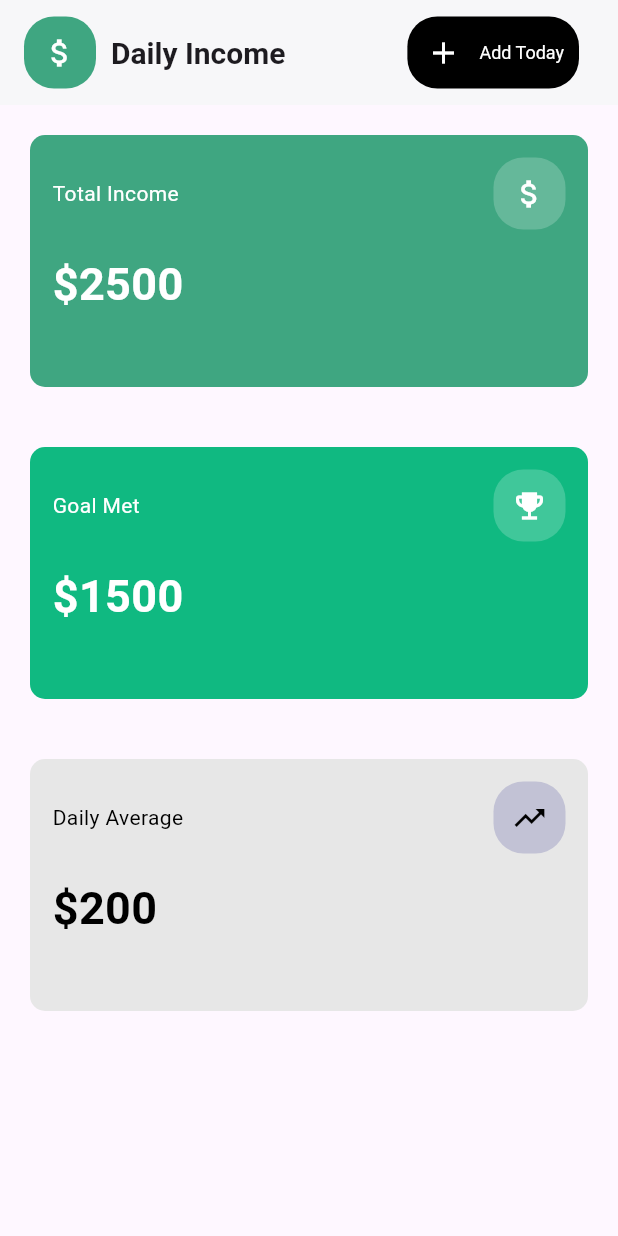
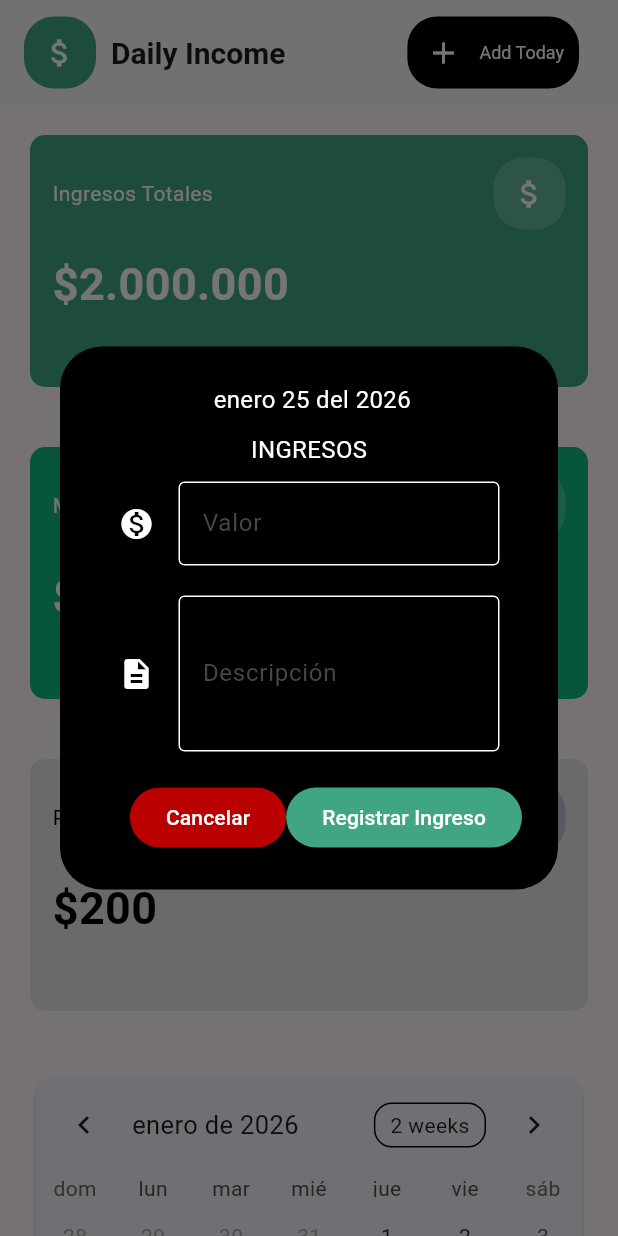
Before and after one commit to Jesus-Borda/Daily_Income, a Flutter app: the screen it shows after launch, after a tap on the "add" icon, on a phone screen of 412 x 824 dp. Run offline on Flutter 3.47's test engine with Material 3 defaults, Android fonts, the light colour scheme and no system bars; drawn by our look-alikes of table_calendar.

Commit message:
Crecion de calendario y card de registro de ingreso

```diff
--- a/lib/main.dart
+++ b/lib/main.dart
@@ -1,6 +1,10 @@
 import 'package:daily__income/src/app.dart';
+import 'package:intl/date_symbol_data_local.dart';
+
 import 'package:flutter/material.dart';
 
-void main() {
-  runApp(const MainApp());
+void main() async{
+  WidgetsFlutterBinding.ensureInitialized();
+  await initializeDateFormatting('es_ES', null);
+  runApp( MainApp());
 }
--- a/lib/src/app.dart
+++ b/lib/src/app.dart
@@ -1,18 +1,24 @@
 import 'package:flutter/material.dart';
 import 'widget/custom_app_bar.dart';
 import 'widget/cards.dart';
+import 'widget/calendar.dart';
+import 'widget/cardRegistrationDay.dart';
 
 class MainApp extends StatelessWidget {
   const MainApp({super.key});
 
   @override
   Widget build(BuildContext context) {
+    DateTime _selectedDay = DateTime.now();
+DateTime _focusedDay = DateTime.now();
     return MaterialApp(
       home: Scaffold(
         appBar: CustomAppBar(),
 
         body: Center(
+          child: SingleChildScrollView(
             child: Column(
+
               // mainAxisAlignment: MainAxisAlignment.center,
               children: [
                 Cards(
@@ -20,11 +26,11 @@ class MainApp extends StatelessWidget {
                   backColorIcon: Color(0xFF65b89a),
                   iconbt: Icon(Icons.attach_money_outlined),
                   title: Text(
-                  "Total Income",
+                    "Ingresos Totales",
                     style: TextStyle(fontSize: 14, color: Colors.white),
                   ),
                   txCentral: Text(
-                  "\$2500",
+                    "\$2.000.000",
                     style: TextStyle(
                       fontSize: 30,
                       fontWeight: FontWeight.bold,
@@ -36,7 +42,7 @@ class MainApp extends StatelessWidget {
                   backColor: Color(0xFF10b981),
                   backColorIcon: Color(0xFF40c79a),
                   iconbt: Icon(Icons.emoji_events),
-                title: Text("Goal Met", style: TextStyle(fontSize: 14, color: Colors.white)),
+                  title: Text("Meta Cumplida", style: TextStyle(fontSize: 14, color: Colors.white)),
                   txCentral: Text("\$1500",
                   style: TextStyle(
                       fontSize: 30,
@@ -48,7 +54,7 @@ class MainApp extends StatelessWidget {
                   backColor: Color.fromARGB(255, 231, 231, 231),
                   backColorIcon: Color.fromARGB(255, 194, 194, 213),
                   iconbt: Icon(Icons.trending_up, color: Colors.black),
-                title: Text("Daily Average", style: TextStyle(fontSize: 14, color: const Color.fromARGB(255, 0, 0, 0))),
+                  title: Text("Promedio Diario", style: TextStyle(fontSize: 14, color: const Color.fromARGB(255, 0, 0, 0))),
                   txCentral: Text("\$200",
                   style: TextStyle(
                       fontSize: 30,
@@ -56,7 +62,9 @@ class MainApp extends StatelessWidget {
                       color: const Color.fromARGB(255, 0, 0, 0),
                     ),),
                 ),
+                Calendar(),
               ],
+            ),
           ),
         ),
       ),
--- /dev/null
+++ b/lib/src/widget/calendar.dart
@@ -0,0 +1,27 @@
+import 'package:flutter/material.dart';
+import 'package:table_calendar/table_calendar.dart';
+
+
+class Calendar extends StatelessWidget {
+  const Calendar({
+    super.key,
+  });
+
+  @override
+  Widget build(BuildContext context) {
+    return Container(
+
+      margin: EdgeInsets.all(20),
+      child: Card(
+
+        child: TableCalendar(
+          locale: 'es_Es',
+          firstDay: DateTime.utc(2020, 01, 01),
+          lastDay: DateTime.utc(2030, 12, 31),
+          focusedDay: DateTime.now(),
+
+        ),
+      ),
+    );
+  }
+}
--- /dev/null
+++ b/lib/src/widget/cardRegistrationDay.dart
@@ -0,0 +1,135 @@
+import 'package:flutter/material.dart';
+import 'package:intl/intl.dart';
+
+class CardRegistrationDay extends StatelessWidget {
+  final String fechaActual = DateFormat(
+    " MMMM d 'del' yyyy",
+    'es_ES',
+  ).format(DateTime.now());
+
+  CardRegistrationDay({super.key});
+
+  @override
+  Widget build(BuildContext context) {
+    return Container(
+      margin: EdgeInsets.all(20),
+      child: Card(
+        color: const Color.fromARGB(255, 0, 0, 0),
+        child: SingleChildScrollView(
+          child: Column(
+            mainAxisSize: MainAxisSize.min,
+            mainAxisAlignment: MainAxisAlignment.spaceBetween,
+            crossAxisAlignment: CrossAxisAlignment.center,
+            children: [
+              Container(
+                child: Row(
+                  mainAxisAlignment: MainAxisAlignment.center,
+                  crossAxisAlignment: CrossAxisAlignment.center,
+                  children: [
+                    Expanded(
+                      child: Center(
+                        child: Text(
+                          fechaActual,
+                          style: TextStyle(fontSize: 16, color: Colors.white),
+                        ),
+                      ),
+                    ),
+                  ],
+                ),
+              ),
+              SizedBox(height: 10),
+              Text(
+                "INGRESOS",
+                style: TextStyle(fontSize: 16, color: Colors.white),
+              ),
+              SizedBox(height: 10),
+              Container(
+                margin: EdgeInsets.fromLTRB(15, 0, 15, 0),
+                child: TextFormField(
+                  keyboardType: TextInputType.number,
+                  style: TextStyle(color: Colors.white),
+                  decoration: InputDecoration(
+                    icon: Icon(Icons.monetization_on, color: Colors.white),
+                    border: OutlineInputBorder(),
+                    enabledBorder: OutlineInputBorder(
+                      borderSide: BorderSide(color: const Color.fromARGB(255, 255, 255, 255)),
+                    ),
+
+                    //  border: UnderlineInputBorder(),
+                    hintText: "Ingrese el valor",
+                    hintStyle: TextStyle(
+                      color: const Color.fromARGB(194, 255, 255, 255),
+                    ),
+                    labelText: "Valor",
+                  ),
+                ),
+              ),
+              SizedBox(height: 10),
+              Container(
+                margin: EdgeInsets.fromLTRB(15, 10, 15, 0),
+                child: TextFormField(
+                  style: TextStyle(color: Colors.white),
+                  maxLines: 3,
+                  decoration: InputDecoration(
+                    icon: Icon(Icons.description, color: Colors.white),
+                    border: OutlineInputBorder(),
+                    enabledBorder: OutlineInputBorder(
+                      borderSide: BorderSide(color: const Color.fromARGB(255, 255, 255, 255)),
+                    ),
+
+                    //  border: UnderlineInputBorder(),
+                    hintText: "Ingrese una descripción",
+                    hintStyle: TextStyle(
+                      color: const Color.fromARGB(194, 255, 255, 255),
+                    ),
+                    labelText: "Descripción",
+
+                  ),
+                ),
+
+              ),
+              SizedBox(height: 20),
+              Container(
+
+              //  margin: EdgeInsets.fromLTRB(15, 10, 15, 15),
+                width: double.infinity,
+                child: Row(
+                  mainAxisAlignment: MainAxisAlignment.end,
+                  children: [
+                    ElevatedButton(
+                      style: ElevatedButton.styleFrom(
+                        backgroundColor: const Color.fromARGB(187, 255, 0, 0),
+                      ),
+                      onPressed: () => Navigator.of(context).pop(),
+                      child: Text("Cancelar",style: TextStyle(color: Colors.white),),
+                    ),
+                    ElevatedButton(
+                      style: ElevatedButton.styleFrom(
+                        backgroundColor: const Color(0xFF3FA681),
+                      ),
+                      onPressed: () {},
+                      child: Text("Registrar Ingreso",style: TextStyle(color: Colors.white),),
+                    ),
+                  ],
+                ),
+              ),
+
+            ],
+          ),
+        ),
+      ),
+    );
+  }
+}
+void mostrarCard (BuildContext context) {
+  showDialog(
+    context: context,
+    barrierDismissible: true, // cerrar tocando fuera
+
+    builder: ( context) {
+      return Dialog(
+        backgroundColor: const Color.fromARGB(255, 0, 0, 0),
+        child: CardRegistrationDay());
+    },
+  );
+}
--- a/lib/src/widget/custom_app_bar.dart
+++ b/lib/src/widget/custom_app_bar.dart
@@ -1,3 +1,4 @@
+import 'package:daily__income/src/widget/CardRegistrationDay.dart';
 import 'package:flutter/material.dart';
 
 class CustomAppBar extends StatelessWidget implements PreferredSizeWidget {
@@ -45,7 +46,7 @@ class CustomAppBar extends StatelessWidget implements PreferredSizeWidget {
             child: Row(
               children: [
                 IconButton(
-                  onPressed: () {},
+                  onPressed: () =>mostrarCard(context),
                   color: const Color.fromARGB(255, 255, 255, 255),
                   icon: Icon(Icons.add),
                 ),
--- a/pubspec.yaml
+++ b/pubspec.yaml
@@ -7,6 +7,8 @@ environment:
   sdk: ^3.9.2
 
 dependencies:
+  table_calendar: ^3.0.9
+  intl: ^0.18.1
   flutter:
     sdk: flutter
 
```
Also changed, not shown: lib/src/page/home_page.dart (added), lib/src/service/income_storage.dart (added), pubspec.lock. Lines whose indentation alone changed are shown as unchanged.
